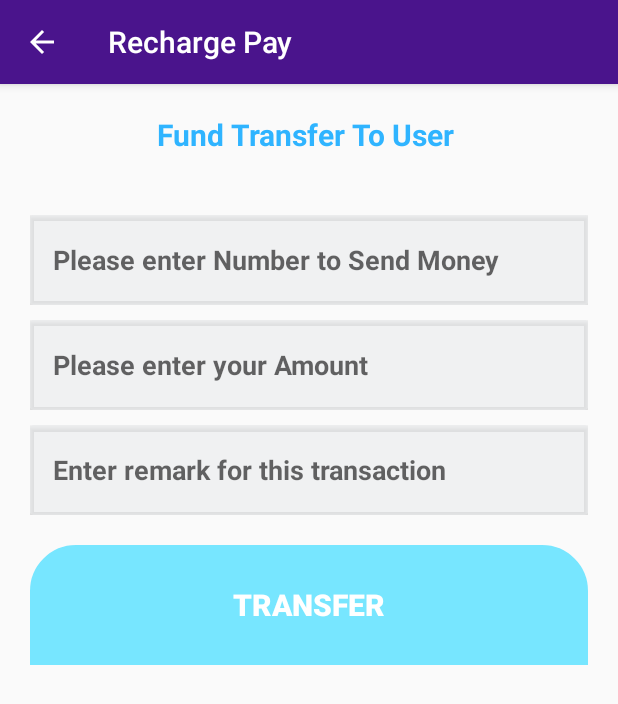
After one commit to souradip-swipecare/swipe-care-demorecharrgeapp, an Android app: the Fundtransfertodownline screen opened directly, with no data from a screen before it, on a phone screen of 412 x 824 dp. The commit adds this screen. Shown: the top 704 px of the screen. Run offline under Robolectric (Android 15) with nearby library versions, the phone set to English and light mode, and no system bars; our stand-ins replace data binding; Roboto replaces fonts that are not available here.

Commit message:
fund ttansferr added

```diff
--- a/app/src/main/AndroidManifest.xml
+++ b/app/src/main/AndroidManifest.xml
@@ -68,6 +68,9 @@
             android:screenOrientation="portrait" />
         <activity
             android:name="com.swipecare.payments.userview.Userviewactivity"
+            android:screenOrientation="portrait" />
+        <activity
+            android:name=".Fundtransfertodownline"
             android:screenOrientation="portrait" />
         <activity
             android:name=".MoneyTransfer.SenderActivity"
--- /dev/null
+++ b/app/src/main/res/layout/downline_fundtransfer.xml
@@ -0,0 +1,296 @@
+<?xml version="1.0" encoding="utf-8"?>
+<layout xmlns:android="http://schemas.android.com/apk/res/android"
+    xmlns:app="http://schemas.android.com/apk/res-auto"
+    >
+    <data>
+
+    </data>
+    <ScrollView
+        android:layout_width="match_parent"
+        android:layout_height="match_parent">
+        <androidx.constraintlayout.widget.ConstraintLayout
+            android:layout_width="match_parent"
+            android:layout_height="match_parent">
+
+            <RelativeLayout
+                android:id="@+id/rl_message"
+                android:layout_width="match_parent"
+                android:layout_height="wrap_content"
+                android:background="#0D83B8"
+                android:padding="5dp"
+                android:visibility="invisible"
+                app:layout_constraintEnd_toEndOf="parent"
+                app:layout_constraintStart_toStartOf="parent"
+                app:layout_constraintTop_toBottomOf="@+id/textView4">
+
+                <TextView
+                    android:id="@+id/textview_message"
+                    android:layout_width="wrap_content"
+                    android:layout_height="wrap_content"
+                    android:layout_centerHorizontal="true"
+                    android:textColor="#ffffff" />
+            </RelativeLayout>
+            <TextView
+                android:id="@+id/textView4"
+                android:layout_width="wrap_content"
+                android:layout_height="wrap_content"
+                android:layout_margin="20dp"
+                android:text="Fund Transfer To User "
+                android:textColor="@color/colorBlue"
+                android:textSize="20sp"
+                android:textStyle="bold"
+                app:layout_constraintEnd_toEndOf="parent"
+                app:layout_constraintStart_toStartOf="parent"
+                app:layout_constraintTop_toTopOf="parent" />
+
+            <LinearLayout
+                android:id="@+id/linearLayout22"
+                android:layout_width="match_parent"
+                android:layout_height="wrap_content"
+                android:layout_marginHorizontal="20dp"
+                android:layout_marginTop="10dp"
+                android:orientation="horizontal"
+                app:layout_constraintEnd_toEndOf="parent"
+                app:layout_constraintStart_toStartOf="parent"
+                app:layout_constraintTop_toBottomOf="@+id/rl_message">
+
+
+                <androidx.cardview.widget.CardView
+                    android:layout_width="match_parent"
+                    android:layout_height="60dp"
+                    app:cardBackgroundColor="#9FEBECED"
+                    app:cardCornerRadius="2dp"
+                    >
+                    <EditText
+                        android:id="@+id/inputno"
+                        android:layout_width="wrap_content"
+                        android:layout_height="wrap_content"
+                        android:layout_weight="1"
+                        android:layout_marginStart="15dp"
+                        android:layout_gravity="center_vertical"
+                        android:background="@color/transparent"
+                        android:textStyle="bold"
+                        android:hint="Please enter Number to Send Money" />
+                </androidx.cardview.widget.CardView>
+
+            </LinearLayout>
+
+            <LinearLayout
+                android:id="@+id/linearLayout23"
+                android:layout_width="match_parent"
+                android:layout_height="wrap_content"
+                android:layout_marginTop="10dp"
+                android:layout_marginHorizontal="20dp"
+                android:orientation="horizontal"
+                android:visibility="gone"
+                app:layout_constraintEnd_toEndOf="parent"
+                app:layout_constraintStart_toStartOf="parent"
+                app:layout_constraintTop_toBottomOf="@+id/linearLayout22">
+
+
+                <androidx.cardview.widget.CardView
+                    android:layout_width="match_parent"
+                    android:layout_height="wrap_content"
+                    app:cardBackgroundColor="#9FEBECED"
+                    app:cardCornerRadius="2dp"
+                    >
+                    <androidx.constraintlayout.widget.ConstraintLayout
+                        android:layout_width="match_parent"
+                        android:layout_height="wrap_content"
+                        android:padding="5dp">
+                        <LinearLayout
+                            android:id="@+id/linearLayout3"
+                            android:layout_width="match_parent"
+                            android:layout_height="wrap_content"
+                            android:layout_gravity="start"
+                            android:layout_margin="10dp"
+                            android:layout_weight="2"
+                            android:orientation="horizontal"
+                            app:layout_constraintEnd_toEndOf="parent"
+                            app:layout_constraintStart_toStartOf="parent"
+                            app:layout_constraintTop_toTopOf="parent">
+
+                            <TextView
+                                android:layout_width="wrap_content"
+                                android:layout_height="wrap_content"
+                                android:layout_weight="0.5"
+                                android:text="Name    :"
+                                android:textColor="@color/colorBlue"
+                                android:textSize="20sp"
+                                android:textStyle="bold" />
+
+                            <TextView
+                                android:id="@+id/name"
+                                android:layout_width="wrap_content"
+                                android:layout_height="wrap_content"
+                                android:layout_marginStart="3dp"
+                                android:layout_weight="1.5"
+                                android:textColor="@color/colorBlue"
+                                android:textSize="20sp"
+                                android:textStyle="bold" />
+
+
+                        </LinearLayout>
+
+                        <LinearLayout
+                            android:id="@+id/linearLayout4"
+                            android:layout_width="match_parent"
+                            android:layout_height="wrap_content"
+                            android:layout_gravity="start"
+                            android:layout_margin="10dp"
+                            android:layout_weight="2"
+                            android:orientation="horizontal"
+                            app:layout_constraintEnd_toEndOf="parent"
+                            app:layout_constraintStart_toStartOf="parent"
+                            app:layout_constraintTop_toBottomOf="@+id/linearLayout3"
+                            >
+
+                            <TextView
+                                android:layout_width="wrap_content"
+                                android:layout_height="wrap_content"
+                                android:layout_weight="0.5"
+                                android:text="Wallet Balance:"
+                                android:textColor="@color/colorBlue"
+                                android:textSize="20sp"
+                                android:textStyle="bold" />
+
+                            <TextView
+                                android:id="@+id/walletbal"
+                                android:layout_width="wrap_content"
+                                android:layout_height="wrap_content"
+                                android:layout_marginStart="3dp"
+                                android:layout_weight="1.5"
+                                android:textColor="@color/colorBlue"
+                                android:textSize="20sp"
+                                android:textStyle="bold" />
+
+
+                        </LinearLayout>
+
+                        <LinearLayout
+                            android:id="@+id/linearLayout5"
+                            android:layout_width="match_parent"
+                            android:layout_height="wrap_content"
+                            android:layout_gravity="start"
+                            android:layout_margin="10dp"
+                            android:layout_weight="2"
+                            android:orientation="horizontal"
+                            app:layout_constraintEnd_toEndOf="parent"
+                            app:layout_constraintStart_toStartOf="parent"
+                            app:layout_constraintTop_toBottomOf="@+id/linearLayout4">
+
+                            <TextView
+                                android:layout_width="wrap_content"
+                                android:layout_height="wrap_content"
+                                android:layout_weight="0.5"
+                                android:text="User Id:"
+                                android:textColor="@color/colorBlue"
+                                android:textSize="20sp"
+                                android:textStyle="bold" />
+
+                            <TextView
+                                android:id="@+id/userid"
+                                android:layout_width="wrap_content"
+                                android:layout_height="wrap_content"
+                                android:layout_marginStart="3dp"
+                                android:layout_weight="1.5"
+                                android:textColor="@color/colorBlue"
+                                android:textSize="20sp"
+                                android:textStyle="bold" />
+
+
+                        </LinearLayout>
+                    </androidx.constraintlayout.widget.ConstraintLayout>
+                </androidx.cardview.widget.CardView>
+
+            </LinearLayout>
+
+            <LinearLayout
+                android:id="@+id/linearLayout24"
+                android:layout_width="match_parent"
+                android:layout_height="wrap_content"
+                android:layout_marginTop="10dp"
+                android:layout_marginHorizontal="20dp"
+                android:orientation="horizontal"
+                android:weightSum="2"
+                app:layout_constraintEnd_toEndOf="parent"
+                app:layout_constraintStart_toStartOf="parent"
+                app:layout_constraintTop_toBottomOf="@+id/linearLayout23">
+
+
+                <androidx.cardview.widget.CardView
+                    android:layout_width="match_parent"
+                    android:layout_height="60dp"
+                    app:cardBackgroundColor="#9FEBECED"
+                    app:cardCornerRadius="2dp"
+                    >
+                    <EditText
+                        android:id="@+id/amount"
+                        android:layout_width="wrap_content"
+                        android:layout_height="wrap_content"
+                        android:layout_weight="1"
+                        android:hint="Please enter your Amount"
+                        android:layout_marginStart="15dp"
+                        android:layout_gravity="center_vertical"
+                        android:background="@color/transparent"
+                        android:textStyle="bold"
+                        android:maxLength="5"
+                        android:inputType="number"
+                        />
+                </androidx.cardview.widget.CardView>
+
+            </LinearLayout>
+
+            <LinearLayout
+                android:id="@+id/linearLayout25"
+                android:layout_width="match_parent"
+                android:layout_height="wrap_content"
+                android:layout_marginTop="10dp"
+                android:layout_marginHorizontal="20dp"
+                android:orientation="horizontal"
+                android:weightSum="2"
+                app:layout_constraintEnd_toEndOf="parent"
+                app:layout_constraintStart_toStartOf="parent"
+                app:layout_constraintTop_toBottomOf="@+id/linearLayout24">
+
+                <androidx.cardview.widget.CardView
+                    android:layout_width="match_parent"
+                    android:layout_height="60dp"
+                    app:cardBackgroundColor="#9FEBECED"
+                    app:cardCornerRadius="2dp"
+
+                    >
+                    <EditText
+                        android:id="@+id/remark"
+                        android:layout_width="wrap_content"
+                        android:layout_height="wrap_content"
+                        android:layout_weight="1"
+                        android:hint="Enter remark for this transaction"
+                        android:layout_marginStart="15dp"
+                        android:layout_gravity="center_vertical"
+                        android:background="@color/transparent"
+                        android:textStyle="bold"
+                        android:maxLines="1"
+                        />
+                </androidx.cardview.widget.CardView>
+
+            </LinearLayout>
+
+
+            <Button
+                android:id="@+id/transfer"
+                android:layout_width="match_parent"
+                android:layout_height="80dp"
+                android:layout_margin="20dp"
+                android:background="@drawable/button_shape"
+                android:text="Transfer"
+                android:textColor="@color/white"
+                android:textStyle="bold"
+                android:textSize="20sp"
+                app:layout_constraintEnd_toEndOf="parent"
+                app:layout_constraintStart_toStartOf="parent"
+                app:layout_constraintTop_toBottomOf="@+id/linearLayout25" />
+        </androidx.constraintlayout.widget.ConstraintLayout>
+    </ScrollView>
+
+</layout>
--- a/app/src/main/res/values/strings.xml
+++ b/app/src/main/res/values/strings.xml
@@ -19,6 +19,7 @@
     <string name="select_bank">Select Bank</string>
     <string name="please_enter_mobile_number">Please enter a valid Mobile  10  digit no or 16/17 digit lpg id </string>
     <string name="please_enter_a_valid_mobile_no">Amount should be  equal or more than 1o</string>
+    <string name="please_enter_remark">Remark should not be empty</string>
     <string name="please_enter_a_valid_utr_no">Amount should be  equal or more than 1o</string>
 
     <string name="please_select_operator">Please select operator</string>
```
Also changed, not shown: app/src/main/java/com/swipecare/payments/Fundtransfertodownline.kt (added, +223 -0 lines), app/src/main/java/com/swipecare/payments/MainActivity.java (+12 -3 lines), app/src/main/java/com/swipecare/payments/adapters/Userlistadapter.kt (+13 -0 lines), app/src/main/java/com/swipecare/payments/model/Fundtrsfr.kt (added, +11 -0 lines), app/src/main/java/com/swipecare/payments/model/Userbymobile.kt (added, +17 -0 lines), app/src/main/java/com/swipecare/payments/network/retrofit/ApiService.kt (+17 -0 lines), app/src/main/res/layout/recharge_sta_complain.xml (+30 -3 lines), app/src/main/res/layout/successdialog.xml (+14 -0 lines).
